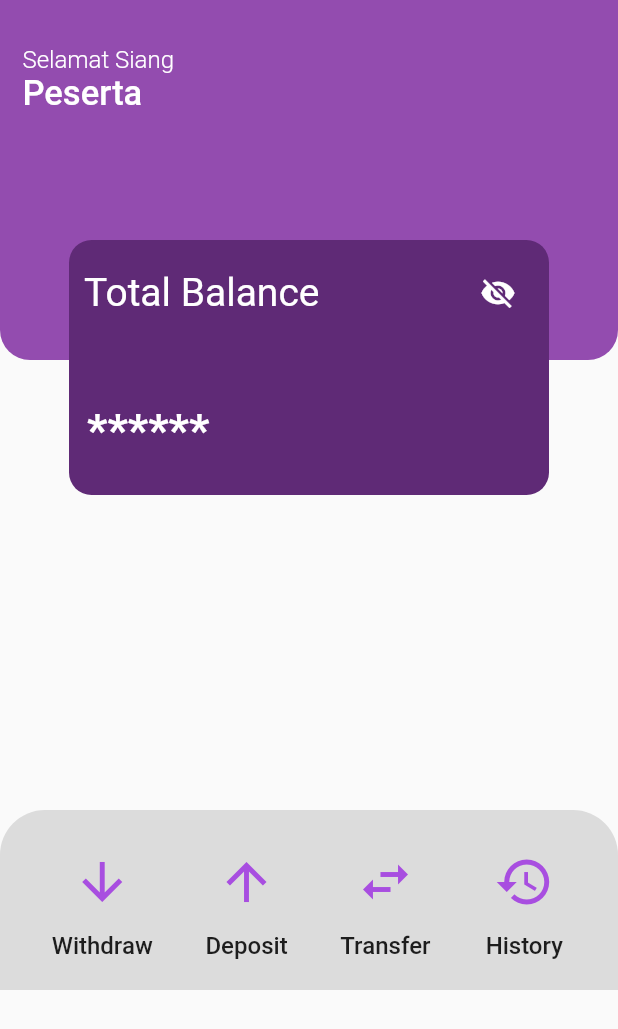
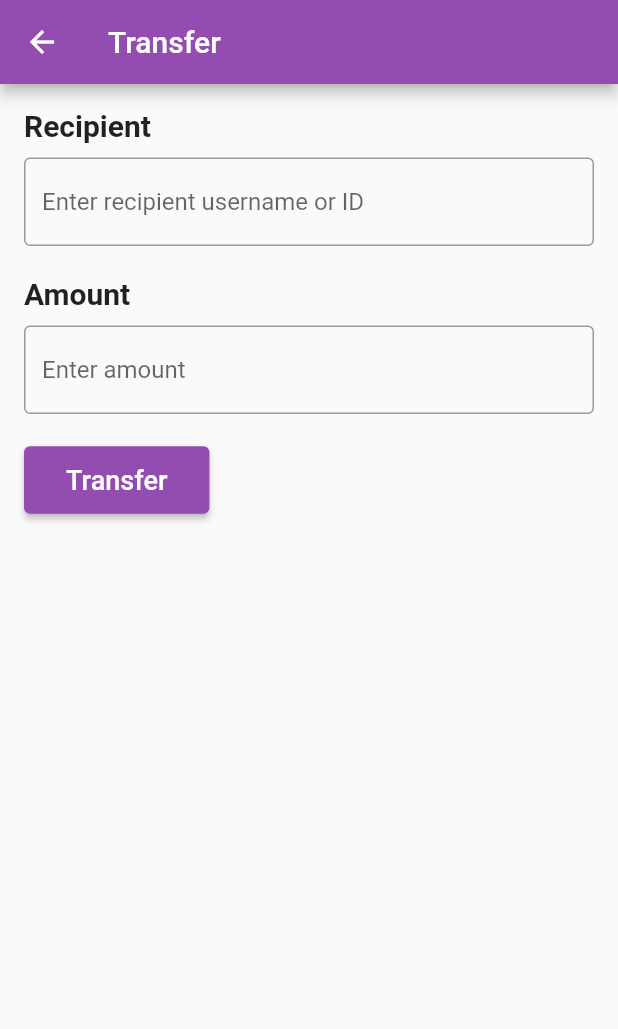
Before and after one commit to George535220173/UAS_E-MONEY, a Flutter app: the screen it shows after launch, after a tap on the "remove red eye" icon, after a tap on the "swap horiz" icon, on a phone screen of 412 x 824 dp. Shown: the top 1029 px of the screen. Run offline on Flutter 3.47's test engine with Material 2 defaults, Android fonts, the phone set to English and light mode, and no system bars.

Commit message:
Bikin semua tombol bisa berpindah halaman, jadi tinggal di perbagus halaman lainnya

```diff
--- a/lib/Home/home.dart
+++ b/lib/Home/home.dart
@@ -1,5 +1,8 @@
 import 'package:flutter/material.dart';
 import 'package:uas_emoney/Withdraw/withdraw.dart';
+import 'package:uas_emoney/Deposit/deposit.dart';
+import 'package:uas_emoney/Transfer/transfer.dart';
+import 'package:uas_emoney/History/history.dart';
 
 class Home extends StatefulWidget {
   const Home({Key? key}) : super(key: key);
@@ -159,9 +162,9 @@ class _HomeState extends State<Home> {
                 mainAxisAlignment: MainAxisAlignment.spaceEvenly,
                 children: [
                   buildNavigationButton(Icons.arrow_downward, 'Withdraw', WithdrawPage()),
-                  buildIconButton(Icons.arrow_upward, 'Deposit'),
-                  buildIconButton(Icons.swap_horiz, 'Transfer'),
-                  buildIconButton(Icons.history, 'History'),
+                  buildNavigationButton(Icons.arrow_upward, 'Deposit', DepositPage()),
+                  buildNavigationButton(Icons.swap_horiz, 'Transfer', TransferPage()),
+                  buildNavigationButton(Icons.history, 'History', TransactionHistoryPage()),
                 ],
               ),
             ),
--- /dev/null
+++ b/lib/Transfer/transfer.dart
@@ -0,0 +1,70 @@
+import 'package:flutter/material.dart';
+
+class TransferPage extends StatelessWidget {
+  const TransferPage({Key? key}) : super(key: key);
+
+  @override
+  Widget build(BuildContext context) {
+    return Scaffold(
+      appBar: AppBar(
+        title: Text('Transfer'),
+        backgroundColor: Color.fromARGB(255, 147, 76, 175), // E-money theme color
+      ),
+      body: Padding(
+        padding: const EdgeInsets.all(16.0),
+        child: Column(
+          crossAxisAlignment: CrossAxisAlignment.start,
+          children: [
+            Text(
+              'Recipient',
+              style: TextStyle(
+                fontWeight: FontWeight.bold,
+                fontSize: 20,
+              ),
+            ),
+            SizedBox(height: 10),
+            TextField(
+              decoration: InputDecoration(
+                hintText: 'Enter recipient username or ID',
+                border: OutlineInputBorder(),
+              ),
+            ),
+            SizedBox(height: 20),
+            Text(
+              'Amount',
+              style: TextStyle(
+                fontWeight: FontWeight.bold,
+                fontSize: 20,
+              ),
+            ),
+            SizedBox(height: 10),
+            TextField(
+              decoration: InputDecoration(
+                hintText: 'Enter amount',
+                border: OutlineInputBorder(),
+              ),
+            ),
+            SizedBox(height: 20),
+            ElevatedButton(
+              onPressed: () {
+                // Implement transfer logic
+              },
+              style: ElevatedButton.styleFrom(
+                primary: Color.fromARGB(255, 147, 76, 175), // E-money theme color
+              ),
+              child: Padding(
+                padding: const EdgeInsets.all(12.0),
+                child: Text(
+                  'Transfer',
+                  style: TextStyle(
+                    fontSize: 18,
+                  ),
+                ),
+              ),
+            ),
+          ],
+        ),
+      ),
+    );
+  }
+}
```
Also changed, not shown: lib/Deposit/deposit.dart (added, +55 -0 lines), lib/History/history.dart (added, +48 -0 lines).
